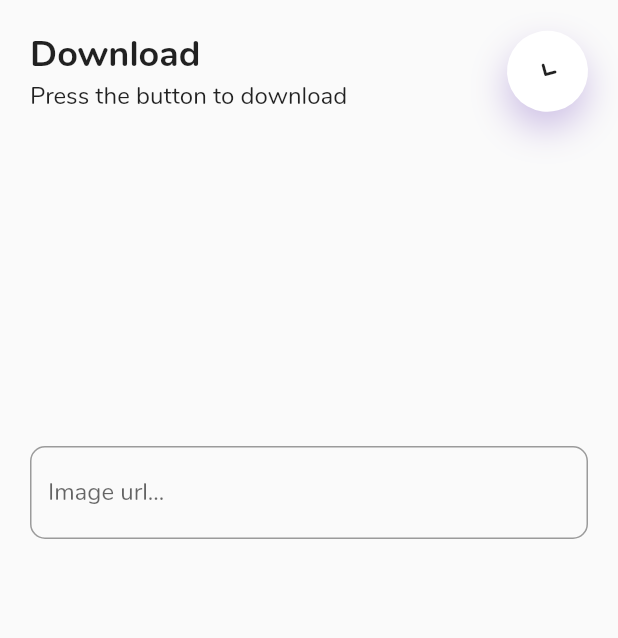
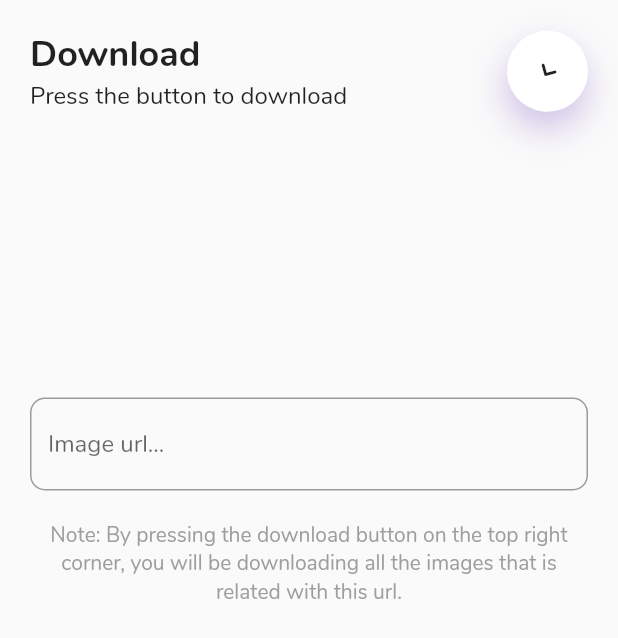
Before and after one commit to shrijanRegmi/flutter-sendman, a Flutter app: the DownloadScreen screen opened directly, on a phone screen of 412 x 824 dp. Shown: the top 638 px of the screen. Run offline on Flutter 3.47's test engine with Material 2 defaults, Android fonts, the phone set to English and light mode, and no system bars; our stand-ins replace cached_network_image, cloud_firestore, device_info, firebase_core, firebase_storage, fluttertoast and 4 more; missing offline and left inert: image_downloader; accounts and stored records are empty.

Commit message:
note text added

```diff
--- a/lib/views/screens/download_screen.dart
+++ b/lib/views/screens/download_screen.dart
@@ -85,7 +85,9 @@ class DownloadScreen extends StatelessWidget {
   }
 
   Widget _urlInputBuilder(final DownloadVm vm) {
-    return TextFormField(
+    return Column(
+      children: [
+        TextFormField(
           controller: vm.urlController,
           decoration: InputDecoration(
             hintText: 'Image url...',
@@ -102,6 +104,28 @@ class DownloadScreen extends StatelessWidget {
               ),
             ),
           ),
+        ),
+        Row(
+          mainAxisAlignment: MainAxisAlignment.center,
+          children: [
+            Expanded(
+              child: Padding(
+                padding: const EdgeInsets.symmetric(
+                  vertical: 20.0,
+                  horizontal: 10.0,
+                ),
+                child: TextBuilder.body(
+                  'Note: By pressing the download button on the top right corner, you will be downloading all the images that is related with this url.',
+                  style: TextStyle(
+                    color: Colors.grey,
+                  ),
+                  textAlign: TextAlign.center,
+                ),
+              ),
+            ),
+          ],
+        ),
+      ],
     );
   }
 }
```
Lines whose indentation alone changed are shown as unchanged.
